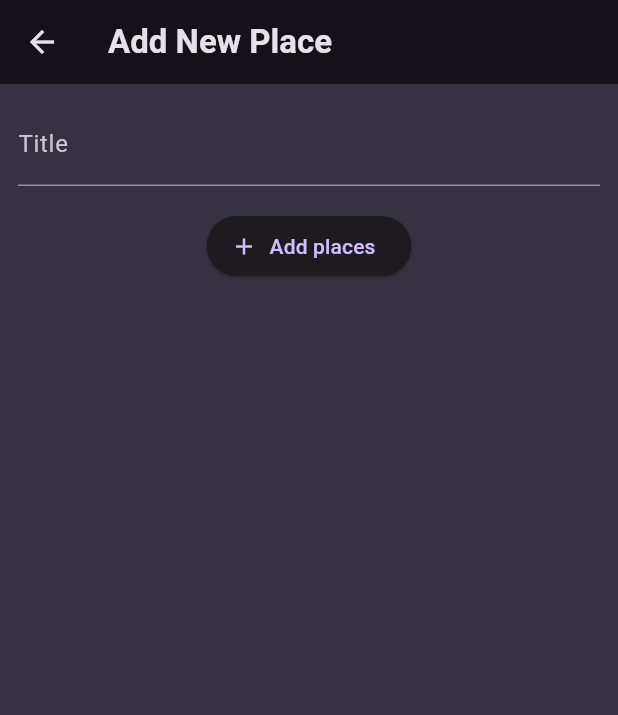
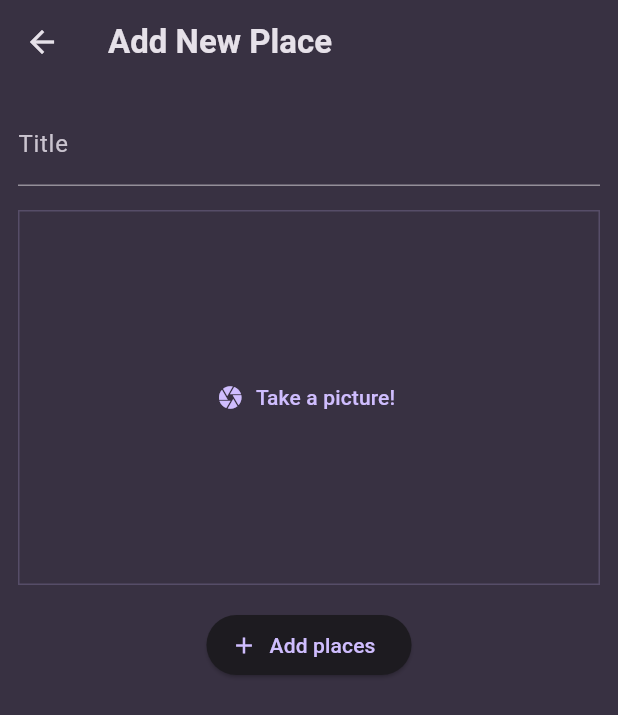
Before and after one commit to omarbabou/favorite_places, a Flutter app: the screen it shows after launch, after a tap on the "add" icon, on a phone screen of 412 x 824 dp. Shown: the top 715 px of the screen. Run offline on Flutter 3.47's test engine with Material 3 defaults, Android fonts, the phone set to English and light mode, and no system bars; our stand-ins replace flutter_riverpod, google_fonts.

Commit message:
Displaying places lists content on the main screen

```diff
--- a/lib/main.dart
+++ b/lib/main.dart
@@ -1,17 +1,17 @@
+import 'package:flutter/material.dart';
+import 'package:flutter_riverpod/flutter_riverpod.dart';
+import 'package:google_fonts/google_fonts.dart';
+
 import 'package:favorite_places/screens/places.dart';
-import 'package:flutter/material.dart';
-
-import 'package:google_fonts/google_fonts.dart';
 
 final colorScheme = ColorScheme.fromSeed(
   brightness: Brightness.dark,
   seedColor: const Color.fromARGB(255, 102, 6, 247),
-  background: const Color.fromARGB(255, 56, 49, 66),
+  surface: const Color.fromARGB(255, 56, 49, 66),
 );
 
 final theme = ThemeData().copyWith(
-  useMaterial3: true,
-  scaffoldBackgroundColor: colorScheme.background,
+  scaffoldBackgroundColor: colorScheme.surface,
   colorScheme: colorScheme,
   textTheme: GoogleFonts.ubuntuCondensedTextTheme().copyWith(
     titleSmall: GoogleFonts.ubuntuCondensed(
@@ -28,7 +28,9 @@ final theme = ThemeData().copyWith(
 
 void main() {
   runApp(
-      const MyApp(),
+    const ProviderScope(
+      child: MyApp(),
+    ),
   );
 }
 
--- /dev/null
+++ b/lib/providers/user_places.dart
@@ -0,0 +1,16 @@
+import 'package:flutter_riverpod/flutter_riverpod.dart';
+
+import 'package:favorite_places/models/place.dart';
+
+class UserPlacesNotifier extends StateNotifier<List<Place>> {
+  UserPlacesNotifier() : super(const []);
+
+  void addPlace(String title) {
+    final newPlace = Place(title: title);
+    state = [newPlace, ...state];
+  }
+}
+
+final userPlacesProvider = StateNotifierProvider<UserPlacesNotifier, List<Place>>(
+  (ref) => UserPlacesNotifier(),
+);
--- a/lib/screens/add_place.dart
+++ b/lib/screens/add_place.dart
@@ -1,16 +1,32 @@
+import 'package:favorite_places/widgets/image_input.dart';
 import 'package:flutter/material.dart';
+import 'package:flutter_riverpod/flutter_riverpod.dart';
 
-class AddPlaceScreen extends StatefulWidget {
+import 'package:favorite_places/providers/user_places.dart';
+
+class AddPlaceScreen extends ConsumerStatefulWidget {
   const AddPlaceScreen({super.key});
 
   @override
-  State<AddPlaceScreen> createState() {
+  ConsumerState<AddPlaceScreen> createState() {
     return _AddPlacesScreenState();
   }
 }
 
-class _AddPlacesScreenState extends State<AddPlaceScreen> {
+class _AddPlacesScreenState extends ConsumerState<AddPlaceScreen> {
   final _titleController = TextEditingController();
+
+  void _savePlace() {
+    final enteredTitle = _titleController.text;
+
+    if(enteredTitle.isEmpty) {
+      return;
+    }
+
+    ref.read(userPlacesProvider.notifier).addPlace(enteredTitle);
+
+    Navigator.of(context).pop();
+  }
 
   @override
   void dispose() {
@@ -37,11 +53,16 @@ class _AddPlacesScreenState extends State<AddPlaceScreen> {
                 color: Theme.of(context).colorScheme.onSurface,
               ),
             ),
+            // Image Input
+            const SizedBox(
+              height: 16,
+            ),
+            ImageInput(),
             const SizedBox(
               height: 16,
             ),
             ElevatedButton.icon(
-              onPressed: () {},
+              onPressed: _savePlace,
               icon: const Icon(Icons.add),
               label: const Text('Add places'),
             ),
--- a/lib/screens/places.dart
+++ b/lib/screens/places.dart
@@ -1,12 +1,17 @@
+import 'package:flutter/material.dart';
+import 'package:flutter_riverpod/flutter_riverpod.dart';
+
+import 'package:favorite_places/providers/user_places.dart';
 import 'package:favorite_places/screens/add_place.dart';
 import 'package:favorite_places/widgets/places_list.dart';
-import 'package:flutter/material.dart';
 
-class PlacesScreen extends StatelessWidget {
+class PlacesScreen extends ConsumerWidget {
   const PlacesScreen({super.key});
 
   @override
-  Widget build(BuildContext context) {
+  Widget build(BuildContext context, WidgetRef ref) {
+    final userPlaces = ref.watch(userPlacesProvider);
+
     return Scaffold(
       appBar: AppBar(
         title: const Text('Your Places'),
@@ -24,7 +29,7 @@ class PlacesScreen extends StatelessWidget {
         ],
       ),
       body: PlacesList(
-        places: [],
+        places: userPlaces,
       ),
     );
   }
--- /dev/null
+++ b/lib/widgets/image_input.dart
@@ -0,0 +1,32 @@
+import 'package:flutter/material.dart';
+
+class ImageInput extends StatefulWidget {
+  const ImageInput({super.key});
+
+  @override
+  State<ImageInput> createState() {
+    return _ImageInputState();
+  }
+}
+
+class _ImageInputState extends State<ImageInput> {
+  @override
+  Widget build(BuildContext context) {
+    return Container(
+      decoration: BoxDecoration(
+        border: Border.all(
+          width: 1,
+          color: Theme.of(context).colorScheme.primary.withOpacity(0.2),
+        ),
+      ),
+      height: 250,
+      width: double.infinity,
+      alignment: Alignment.center,
+      child: TextButton.icon(
+        icon: const Icon(Icons.camera),
+        onPressed: () {},
+        label: const Text('Take a picture!'),
+      ),
+    );
+  }
+}
--- a/pubspec.yaml
+++ b/pubspec.yaml
@@ -37,6 +37,7 @@ dependencies:
   cupertino_icons: ^1.0.8
   google_fonts: ^6.2.1
   uuid: ^4.5.1
+  flutter_riverpod: ^2.5.1
 
 dev_dependencies:
   flutter_test:
```
Also changed, not shown: lib/screens/place_detail.dart (added, +29 -0 lines), lib/widgets/places_list.dart (+11 -1 lines), lib/screens/places_detail.dart (deleted), pubspec.lock.
